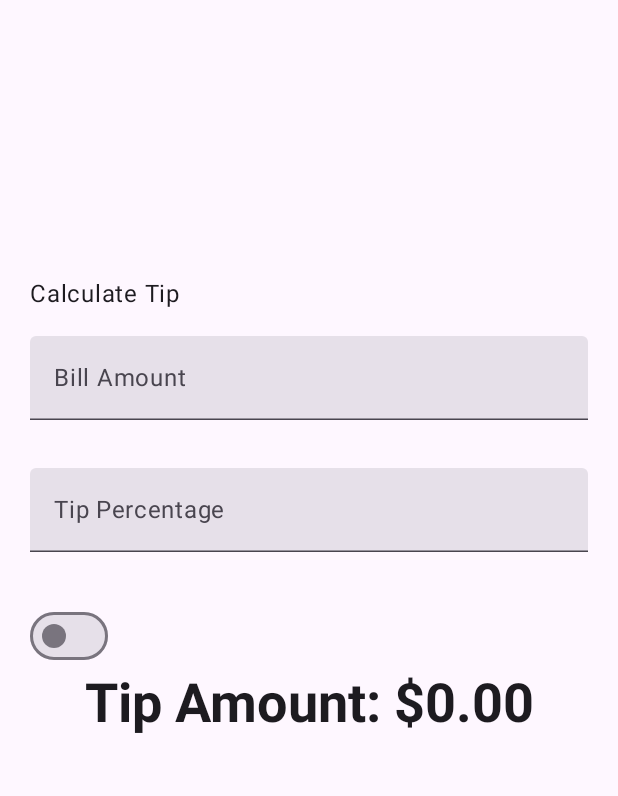
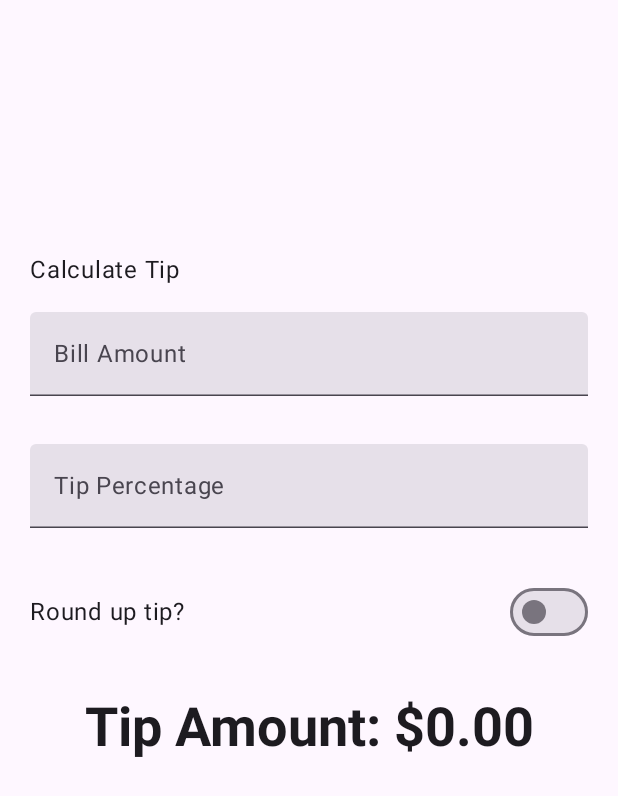
Before and after one commit to maverickamit/tip-time, an Android app built with Jetpack Compose: the screen it shows after launch (MainActivity), on a phone screen of 412 x 824 dp. Shown: the top 796 px of the screen. Run offline under Robolectric (Android 15) with nearby library versions, the phone set to English and light mode, and no system bars.

Commit message:
Add some text and update styling of switch

```diff
--- a/app/src/main/java/com/example/tiptime/MainActivity.kt
+++ b/app/src/main/java/com/example/tiptime/MainActivity.kt
@@ -28,6 +28,7 @@ import androidx.compose.foundation.layout.fillMaxWidth
 import androidx.compose.foundation.layout.height
 import androidx.compose.foundation.layout.padding
 import androidx.compose.foundation.layout.size
+import androidx.compose.foundation.layout.wrapContentWidth
 import androidx.compose.material3.MaterialTheme
 import androidx.compose.material3.Surface
 import androidx.compose.material3.Text
@@ -44,6 +45,7 @@ import androidx.compose.ui.text.input.KeyboardType
 import androidx.compose.ui.tooling.preview.Preview
 import androidx.compose.runtime.getValue
 import androidx.compose.runtime.setValue
+import androidx.compose.ui.modifier.modifierLocalConsumer
 import androidx.compose.ui.text.input.ImeAction
 import androidx.compose.ui.unit.dp
 import com.example.tiptime.ui.theme.TipTimeTheme
@@ -118,7 +120,7 @@ fun TipTimeLayout() {
                 .padding(bottom = 32.dp)
                 .fillMaxWidth()
         )
-        RoundTheTipRow(checked = roundUpTip, onCheckedChange = { roundUpTip = it })
+        RoundTheTipRow(checked = roundUpTip, onCheckedChange = { roundUpTip = it },modifier=Modifier.padding(bottom = 32.dp))
         Text(
             text = stringResource(R.string.tip_amount, tip),
             style = MaterialTheme.typography.displaySmall
@@ -157,7 +159,8 @@ fun RoundTheTipRow(
             .fillMaxWidth()
             .size(48.dp), verticalAlignment = Alignment.CenterVertically
     ) {
-        Switch(checked = checked, onCheckedChange = onCheckedChange)
+        Text(text = stringResource(R.string.round_up_tip))
+        Switch(checked = checked, onCheckedChange = onCheckedChange, modifier=Modifier.fillMaxWidth().wrapContentWidth(Alignment.End))
     }
 }
 
```
